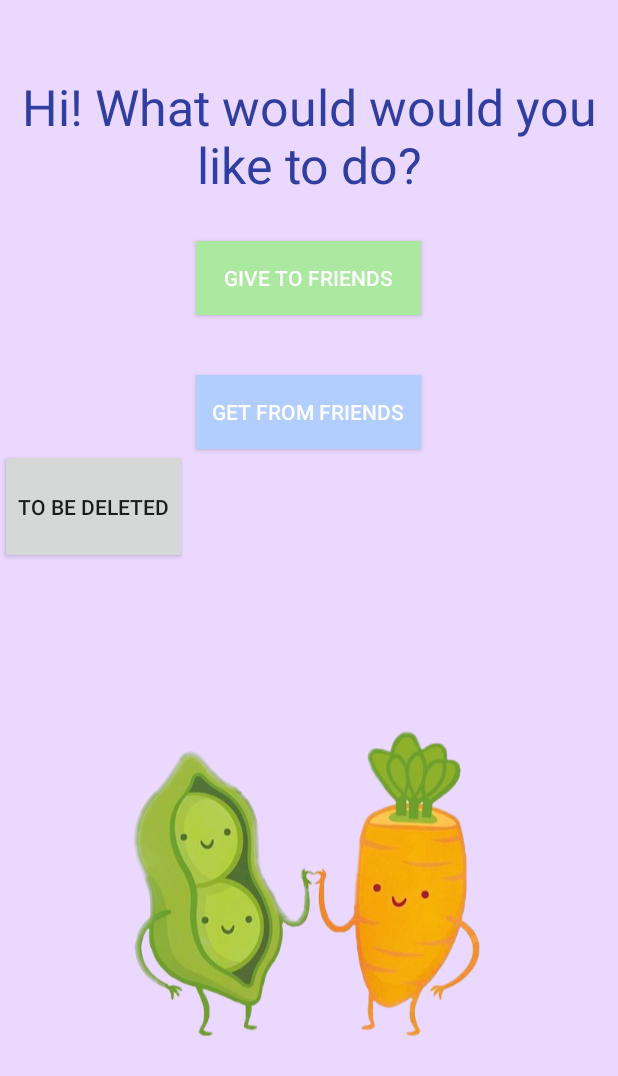
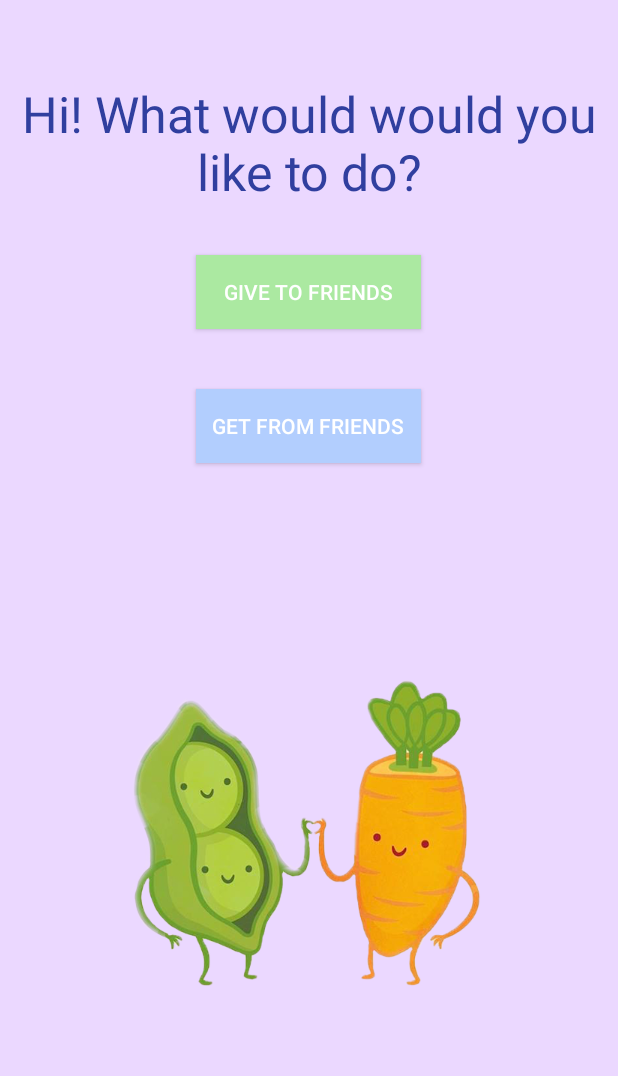
Before and after one commit to tiluong/CruzHacks2018, an Android app: the screen it shows after launch (MainActivity), on a phone screen of 412 x 824 dp. Shown: the top 1076 px of the screen. Run offline under Robolectric (Android 15) with nearby library versions, the phone set to English and light mode, and no system bars.

Commit message:
removed temporary button

```diff
--- a/app/src/main/java/tiff/cruzhacks2018/MainActivity.java
+++ b/app/src/main/java/tiff/cruzhacks2018/MainActivity.java
@@ -118,11 +118,6 @@ public class MainActivity extends AppCompatActivity implements LocationListener
         startActivity(myIntent);
     }
 
-    public void onClickD(View v){
-        Intent myIntent = new Intent(this, DonorTasks.class);
-        startActivity(myIntent);
-    }
-
     @Override
     public void onLocationChanged(Location location) {
         Longitude = location.getLongitude();
--- a/app/src/main/res/layout/activity_main.xml
+++ b/app/src/main/res/layout/activity_main.xml
@@ -48,13 +48,6 @@
         android:onClick="onClickR"
         android:layout_weight="0.005"/>
 
-    <Button
-        android:layout_width="wrap_content"
-        android:layout_height="wrap_content"
-        android:onClick="onClickD"
-        android:text="TO BE DELETED"
-        android:layout_weight="0.1"/>
-
     <!--<TextView-->
         <!--android:layout_width="wrap_content"-->
         <!--android:layout_height="wrap_content"-->
@@ -67,6 +60,6 @@
         android:layout_height="wrap_content"
         android:layout_gravity="center_horizontal"
         app:srcCompat="@mipmap/icon3"
-        android:layout_weight="0.69"/>
+        android:layout_weight="0.79"/>
 
 </LinearLayout>
```
